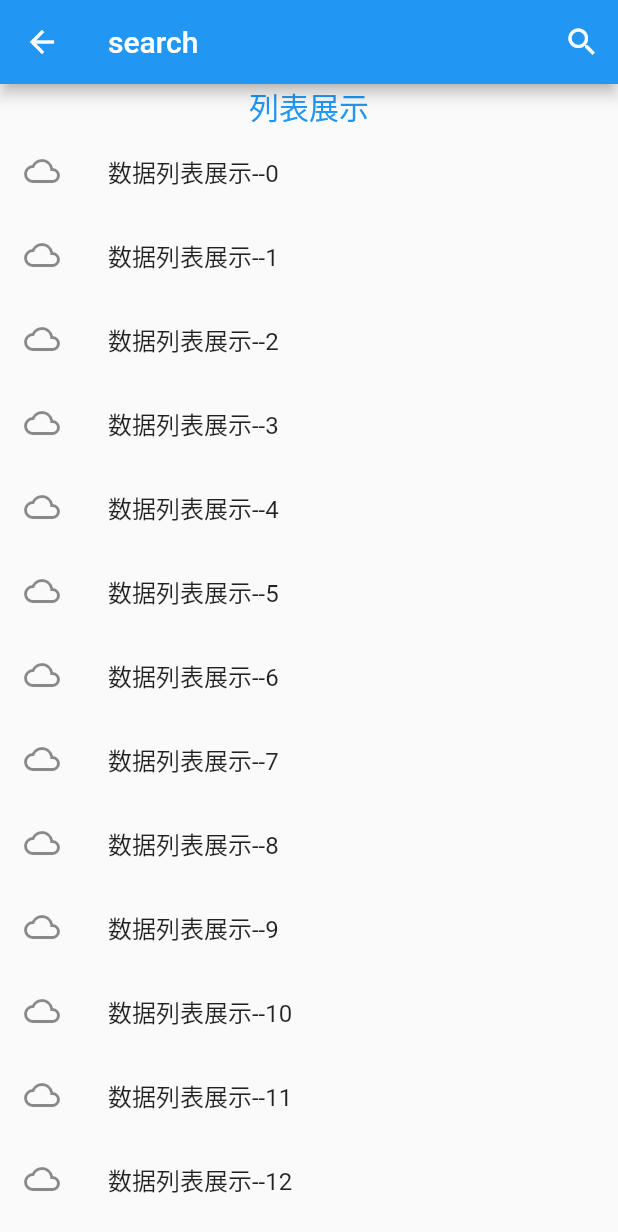
After one commit to yanhuomili/flutter_layout_demo, a Flutter app: the SearchPage screen opened directly, on a phone screen of 412 x 824 dp. The commit adds this screen. Shown: the top 1232 px of the screen. Run offline on Flutter 3.47's test engine with Material 2 defaults, Android fonts, the phone set to English and light mode, and no system bars.

Commit message:
顶部搜索框

```diff
--- /dev/null
+++ b/layout_demo01/lib/pages/asset.dart
@@ -0,0 +1,17 @@
+const searchList = [
+  'qianduan-前端开发',
+  'houduan-后端开发',
+  'android-安卓开发',
+  'ios-ios开发',
+];
+const recentSuggest = [
+  '推荐-1',
+  '推荐-2',
+];
+
+const recordsTextList = [
+  '前端开发',
+  '后端开发',
+  '安卓开发',
+  'ios开发'
+];
--- a/layout_demo01/lib/pages/home.dart
+++ b/layout_demo01/lib/pages/home.dart
@@ -2,6 +2,7 @@ import 'package:flutter/material.dart';
 import 'package:layout_demo01/pages/bottom_navigation_bar.dart';
 import 'package:layout_demo01/pages/bottom_navigation_bar2.dart';
 import 'package:layout_demo01/pages/router_change.dart';
+import 'package:layout_demo01/pages/search.dart';
 import 'package:layout_demo01/pages/tab_bar_view.dart';
 import 'package:layout_demo01/pages/verticle_tab_view.dart';
 import 'package:layout_demo01/pages/keep_alive.dart';
@@ -24,6 +25,7 @@ class _HomePageState extends State<HomePage> {
     {'title':'keepAlive','route':KeepAlivePage()},
     {'title':'keepAlive2','route':KeepAlivePage2()},
     {'title':'RouterChange','route':RouterChagePage()},
+    {'title':'search','route':SearchPage()},
   ];
 
   @override
--- /dev/null
+++ b/layout_demo01/lib/pages/search.dart
@@ -0,0 +1,180 @@
+import 'package:flutter/material.dart';
+import 'asset.dart';
+
+class SearchPage extends StatefulWidget {
+  SearchPage({Key key}) : super(key: key);
+
+  @override
+  _SearchPageState createState() => _SearchPageState();
+}
+
+class _SearchPageState extends State<SearchPage> {
+  @override
+  Widget build(BuildContext context) {
+    return Scaffold(
+      appBar: AppBar(
+        title: Text('search'),
+        actions: <Widget>[
+          IconButton(
+            icon: Icon(Icons.search),
+            onPressed: (){
+              print('点击搜索');
+              showSearch(context: context, delegate: _SearchBarDelegate());
+            },
+          )
+        ],
+      ),
+      body: Column(
+        children: <Widget>[
+          Text(
+            '列表展示',
+            style: TextStyle(
+              color: Colors.blue,
+              fontSize: 20,
+            ),
+          ),
+          Expanded(
+            child: ListView.builder(
+              itemCount: 20,
+              itemBuilder: (BuildContext context, int index) {
+              return ListTile(
+                title: Text('数据列表展示--$index'),
+                leading: Icon(Icons.cloud_queue),
+              );
+             },
+            ),
+          )
+        ],
+      ),
+    );
+  }
+}
+
+
+
+class _SearchBarDelegate extends SearchDelegate<String>{
+  /* 重写 */
+  @override
+  List<Widget> buildActions(BuildContext context){
+    return [
+      IconButton(
+        icon: Icon(Icons.clear),
+        onPressed: (){
+          print('清空输入框');
+          query = '';
+        },
+      ),
+    ];
+  }
+
+  @override
+  Widget buildLeading(BuildContext context){
+    return IconButton(
+      icon: AnimatedIcon(
+        icon: AnimatedIcons.menu_arrow,
+        progress: transitionAnimation,
+      ),
+      onPressed: (){
+        print('点击手机软件盘的搜索按钮');
+        return close(context,null);
+      },
+    );
+  }
+
+  @override
+  Widget buildResults(BuildContext context){
+    return Container(
+      width: MediaQuery.of(context).size.width,
+      // height: 300,
+      child: Column(
+        crossAxisAlignment: CrossAxisAlignment.start,
+        children: <Widget>[
+          Text('大家都在搜',textAlign: TextAlign.left),
+          Container(
+            padding: EdgeInsets.all(10),
+            child: Wrap(
+              spacing: 15, // 水平方向的间距
+              runSpacing: 15, // 垂直方向的间距
+              // children: <Widget>[
+              //   Container(
+              //     padding: EdgeInsets.fromLTRB(8, 5, 8, 5),
+              //     decoration: BoxDecoration(
+              //       border: Border.all(width: 1,color:Colors.blue),
+              //       borderRadius: BorderRadius.circular(5)
+              //     ),
+              //     child: Text(
+              //       query,
+              //       style: TextStyle(
+              //         color: Colors.blue
+              //       ),
+              //     ),
+              //   )
+              // ],
+              children: recordsTextList.map((f){
+                return Container(
+                  padding: EdgeInsets.fromLTRB(8, 5, 8, 5),
+                  decoration: BoxDecoration(
+                    border: Border.all(width: 1,color:Colors.blue),
+                    borderRadius: BorderRadius.circular(5)
+                  ),
+                  child: Text(
+                    f,
+                    style: TextStyle(
+                      color: Colors.blue
+                    ),
+                  ),
+                );
+              }).toList(),
+            ),
+          ),
+          Expanded(
+            child: ListView.builder(
+            itemCount: 30,
+            itemBuilder: (BuildContext context, int index) {
+            return Container(
+              padding: EdgeInsets.fromLTRB(15, 30, 15, 30),
+              color: Colors.pink,
+              child: Text('搜索结果列表--$index',style: TextStyle(color: Colors.white),),
+            );
+           },
+          ),
+          )
+
+        ],
+      ),
+    );
+  }
+
+  @override
+  Widget buildSuggestions(BuildContext context){
+    final suggestionList = query.isEmpty
+      ? recentSuggest
+      : searchList.where((input)=>input.startsWith(query)).toList();
+
+    return ListView.builder(
+      itemCount: suggestionList.length,
+      itemBuilder: (context,index) => ListTile(
+        onTap: (){
+          print('点击--${suggestionList[index]}');
+          query = suggestionList[index];
+        },
+        title: RichText(
+          text: TextSpan(
+            text: suggestionList[index].substring(0,query.length),
+            style: TextStyle(
+              color: Colors.black,fontWeight: FontWeight.bold
+            ),
+            children: [
+              TextSpan(
+                text: suggestionList[index].substring(query.length),
+                style: TextStyle(color: Colors.grey)
+              )
+            ],
+          ),
+        ),
+      )
+    );
+
+  }
+
+}
```
